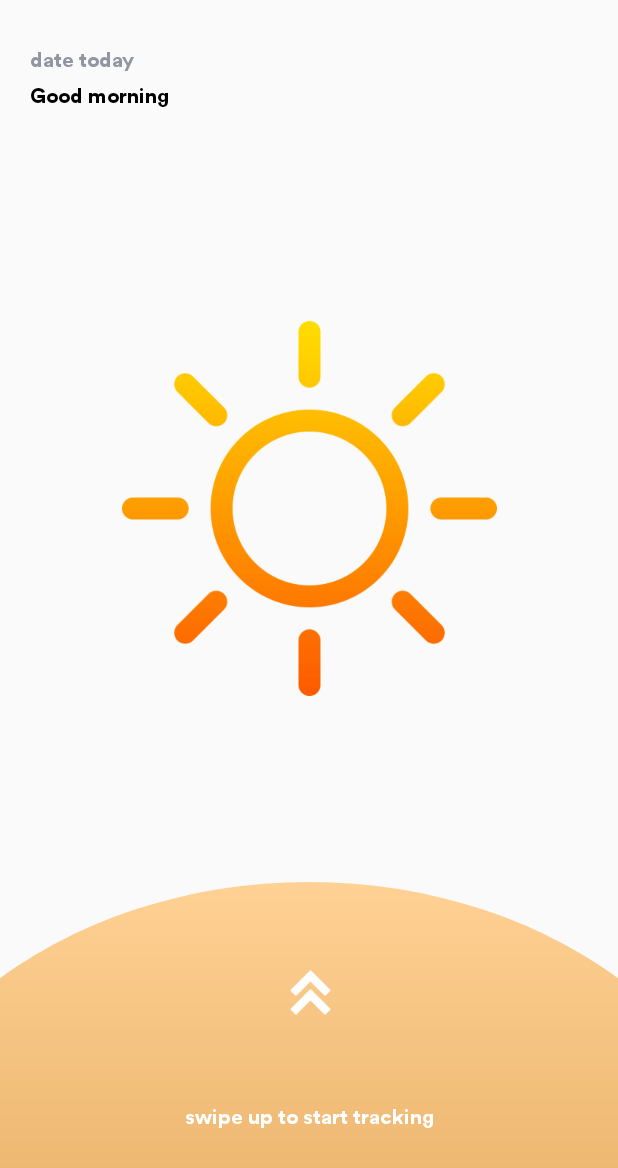
After one commit to slimripah/Staff-Wellness, an Android app: the DayActivity screen opened directly, with no data from a screen before it, on a phone screen of 412 x 824 dp. The commit adds this screen. Shown: the top 1168 px of the screen. Run offline under Robolectric (Android 15) with nearby library versions, the phone set to English and light mode, and no system bars.

Commit message:
day design

```diff
--- a/app/src/main/AndroidManifest.xml
+++ b/app/src/main/AndroidManifest.xml
@@ -14,6 +14,9 @@
         android:supportsRtl="true"
         android:theme="@style/Theme.StaffWellness"
         tools:targetApi="31">
+        <activity
+            android:name=".DayActivity"
+            android:exported="false" />
         <activity
             android:name=".Schedule"
             android:exported="false" />
--- /dev/null
+++ b/app/src/main/java/www/minet/staffwellness/DayActivity.java
@@ -0,0 +1,27 @@
+package www.minet.staffwellness;
+
+import android.os.Bundle;
+
+import androidx.activity.EdgeToEdge;
+import androidx.appcompat.app.AppCompatActivity;
+import androidx.core.graphics.Insets;
+import androidx.core.view.ViewCompat;
+import androidx.core.view.WindowInsetsCompat;
+
+public class DayActivity extends AppCompatActivity {
+
+    @Override
+    protected void onCreate(Bundle savedInstanceState) {
+        super.onCreate(savedInstanceState);
+        EdgeToEdge.enable(this);
+        setContentView(R.layout.activity_day);
+
+        ViewCompat.setOnApplyWindowInsetsListener(findViewById(R.id.main), (v, insets) -> {
+            Insets systemBars = insets.getInsets(WindowInsetsCompat.Type.systemBars());
+            v.setPadding(systemBars.left, systemBars.top, systemBars.right, systemBars.bottom);
+            return insets;
+        });
+
+    }
+
+}
--- /dev/null
+++ b/app/src/main/res/drawable/slideupsun.xml
@@ -0,0 +1,20 @@
+<?xml version="1.0" encoding="utf-8"?>
+<layer-list xmlns:android="http://schemas.android.com/apk/res/android">
+    <item>
+        <shape android:shape="rectangle"/>
+    </item>
+    <item
+        android:bottom="-80dp"
+        android:left="-100dp"
+        android:right="-100dp"
+        android:top="0dp">
+        <shape android:shape="oval">
+            <gradient
+                android:type="linear"
+                android:angle="5"
+                android:gradientRadius="100in"
+                android:startColor="#FFD194"
+                android:endColor="#D1913C" />
+        </shape>
+    </item>
+</layer-list>
--- /dev/null
+++ b/app/src/main/res/layout/activity_day.xml
@@ -0,0 +1,89 @@
+<?xml version="1.0" encoding="utf-8"?>
+<androidx.constraintlayout.widget.ConstraintLayout xmlns:android="http://schemas.android.com/apk/res/android"
+    xmlns:app="http://schemas.android.com/apk/res-auto"
+    xmlns:tools="http://schemas.android.com/tools"
+    android:id="@+id/main"
+    android:layout_width="match_parent"
+    android:layout_height="match_parent"
+    tools:context=".DayActivity">
+
+    <TextView
+        android:id="@+id/timeDay"
+        android:layout_width="wrap_content"
+        android:layout_height="wrap_content"
+        android:layout_marginStart="20dp"
+        android:layout_marginTop="30dp"
+        android:fontFamily="@font/lineto_circular_pro_bold"
+        android:text="@string/sleepCounterOne"
+        android:textColor="#9296a3"
+        app:layout_constraintStart_toStartOf="parent"
+        app:layout_constraintTop_toTopOf="parent" />
+
+    <TextView
+        android:id="@+id/locDay"
+        android:layout_width="wrap_content"
+        android:layout_height="wrap_content"
+        android:layout_marginStart="20dp"
+        android:layout_marginTop="5dp"
+        android:fontFamily="@font/lineto_circular_pro_bold"
+        android:text="@string/sleepCounterTwo"
+        android:textColor="@color/black"
+        app:layout_constraintStart_toStartOf="parent"
+        app:layout_constraintTop_toBottomOf="@id/timeDay" />
+
+    <ImageView
+        android:id="@+id/sunImageView"
+        android:layout_width="250dp"
+        android:layout_height="250dp"
+        android:layout_gravity="center_horizontal"
+        android:layout_marginBottom="200dp"
+        android:adjustViewBounds="true"
+        android:contentDescription="@string/content_description"
+        android:scaleType="centerInside"
+        android:src="@drawable/sun"
+        app:layout_constraintBottom_toBottomOf="parent"
+        app:layout_constraintEnd_toEndOf="parent"
+        app:layout_constraintStart_toStartOf="parent"
+        app:layout_constraintTop_toTopOf="@id/locDay" />
+
+    <ImageView
+        android:id="@+id/slideUpSun"
+        android:layout_width="match_parent"
+        android:layout_height="wrap_content"
+        android:layout_gravity="center_horizontal"
+        android:layout_marginTop="300dp"
+        android:adjustViewBounds="true"
+        android:contentDescription="@string/content_description"
+        android:src="@drawable/slideupsun"
+        app:layout_constraintBottom_toBottomOf="parent"
+        app:layout_constraintEnd_toEndOf="@id/sunImageView"
+        app:layout_constraintStart_toStartOf="@id/sunImageView"
+        app:layout_constraintTop_toBottomOf="@id/sunImageView" />
+
+    <TextView
+        android:id="@+id/detailTitle"
+        android:layout_width="wrap_content"
+        android:layout_height="wrap_content"
+        android:layout_marginBottom="100dp"
+        android:fontFamily="@font/lineto_circular_pro_bold"
+        android:text="@string/sleepCounterThree"
+        android:textColor="@color/white"
+        app:layout_constraintBottom_toBottomOf="@id/slideUpSun"
+        app:layout_constraintEnd_toEndOf="@id/slideUpSun"
+        app:layout_constraintStart_toStartOf="@id/slideUpSun"
+        app:layout_constraintTop_toTopOf="@id/slideUpSun" />
+
+    <ImageView
+        android:layout_width="30dp"
+        android:layout_height="30dp"
+        android:adjustViewBounds="true"
+        android:contentDescription="@string/content_description"
+        android:src="@drawable/arrowup"
+        android:tint="@color/white"
+        app:layout_constraintBottom_toTopOf="@id/detailTitle"
+        app:layout_constraintEnd_toEndOf="@id/slideUpSun"
+        app:layout_constraintStart_toStartOf="@id/slideUpSun"
+        app:layout_constraintTop_toTopOf="@id/slideUpSun"
+        tools:ignore="UseAppTint" />
+
+</androidx.constraintlayout.widget.ConstraintLayout>
--- a/app/src/main/res/values/strings.xml
+++ b/app/src/main/res/values/strings.xml
@@ -158,4 +158,20 @@
     <string name="bmi_seven">pt</string>
     <string name="bmi_eight">healthy</string>
 
+    <string name="sleepCounterOne">date today</string>
+    <string name="sleepCounterTwo">Good morning</string>
+    <string name="sleepCounterThree">swipe up to start tracking</string>
+    <string name="sleepCounterFour">Good night</string>
+    <string name="sleepCounterFive">swipe up to stop tracking</string>
+    <string name="sleepCounterSix">Sleep Analysis</string>
+    <string name="sleepCounterSeven">0%</string>
+    <string name="sleepCounterEight">sleep duration</string>
+    <string name="sleepCounterNine">Don’t give up on your dreams so soon, sleep longer</string>
+    <string name="sleepCounterTen">Sleep Information</string>
+    <string name="sleepCounterEleven">00:00</string>
+    <string name="sleepCounterTwelve">Went to sleep</string>
+    <string name="sleepCounterThirteen">Went to sleep</string>
+    <string name="sleepCounterFourteen">Wake up</string>
+    <string name="sleepCounterFifteen">Back to home</string>
+
 </resources>
```
Also changed, not shown: app/src/main/res/drawable/arrowup.png (added), app/src/main/res/drawable/sun.png (added).
